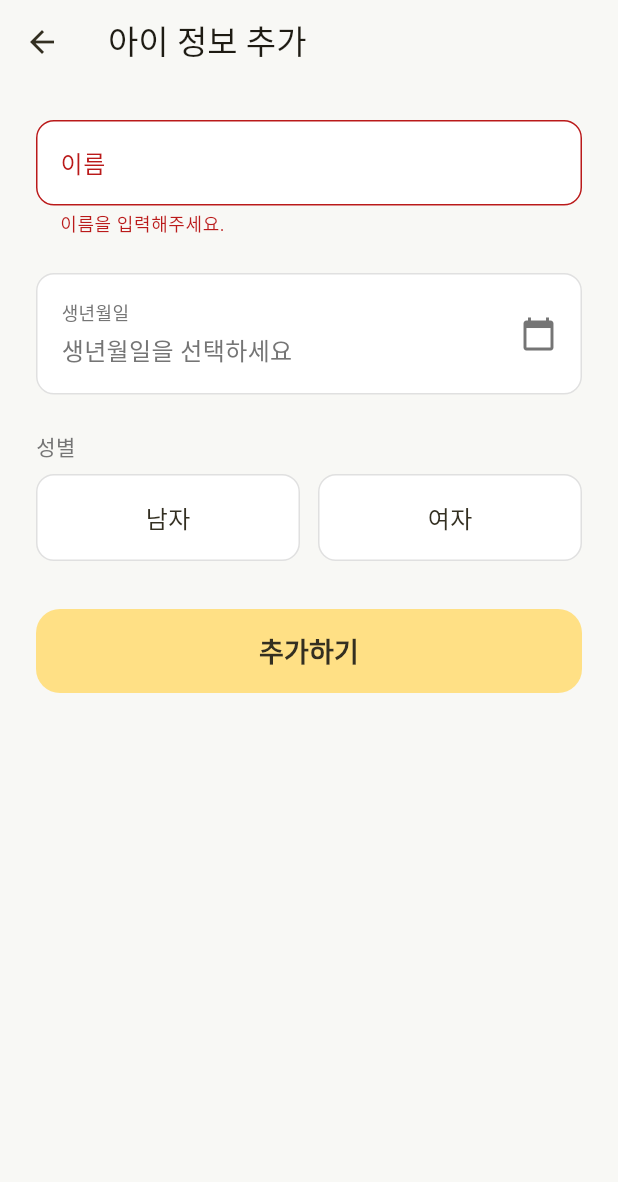
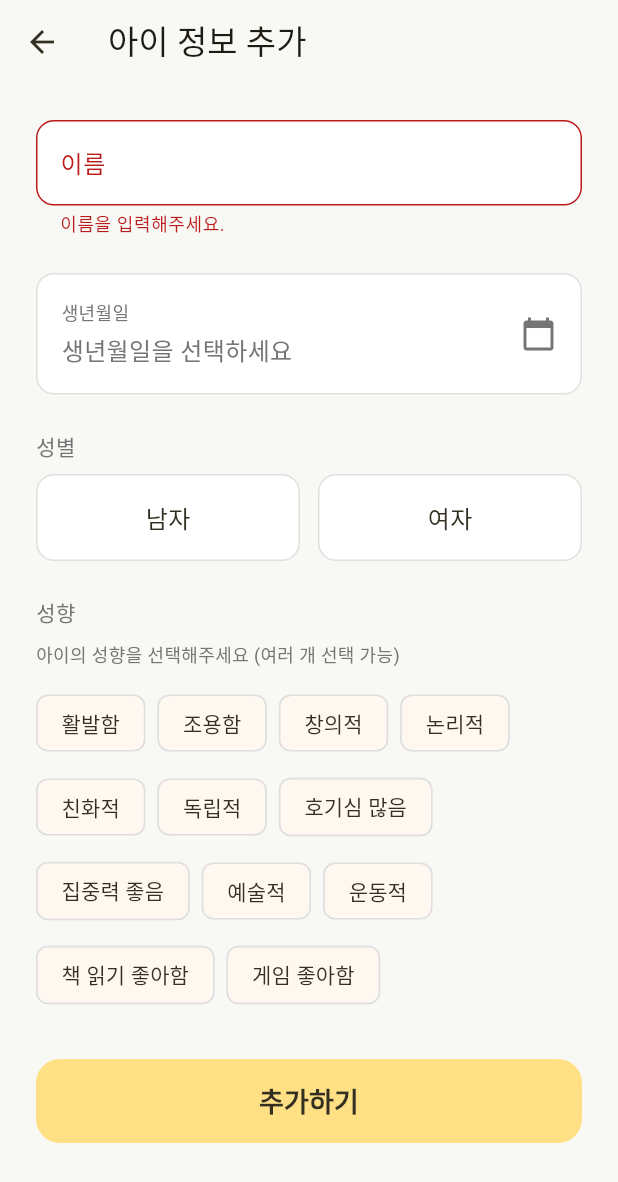
Before and after one commit to lamblion601/Shining_Moments_flutter-, a Flutter app: the ChildProfileScreen screen opened directly, after a tap on "추가하기", on a phone screen of 412 x 824 dp. Shown: the top 1182 px of the screen. Run offline on Flutter 3.47's test engine with Material 3 defaults, Android fonts, the light colour scheme and no system bars; our stand-ins replace image_picker, supabase_flutter; accounts and stored records are empty; network calls fail.

Commit message:
아이성향추가

```diff
--- a/lib/screens/children/child_profile_screen.dart
+++ b/lib/screens/children/child_profile_screen.dart
@@ -27,6 +27,25 @@
   String? _selectedGender;
   bool _isLoading = false;
 
+  // 성향 목록
+  final List<String> _availablePersonalities = [
+    '활발함',
+    '조용함',
+    '창의적',
+    '논리적',
+    '친화적',
+    '독립적',
+    '호기심 많음',
+    '집중력 좋음',
+    '예술적',
+    '운동적',
+    '책 읽기 좋아함',
+    '게임 좋아함',
+  ];
+
+  // 선택된 성향들
+  final Set<String> _selectedPersonalities = {};
+
   @override
   void initState() {
     super.initState();
@@ -35,6 +54,13 @@
       _nameController.text = widget.child!.name ?? '';
       _selectedBirthDate = widget.child!.birthDate;
       _selectedGender = widget.child!.gender;
+
+      // 기존 성향 데이터 로드
+      if (widget.child!.personality != null && widget.child!.personality!.isNotEmpty) {
+        _selectedPersonalities.addAll(
+          widget.child!.personality!.split(',').map((e) => e.trim()).where((e) => e.isNotEmpty)
+        );
+      }
     }
   }
 
@@ -120,13 +146,19 @@
     });
 
     try {
+      // 선택된 성향을 쉼표로 구분된 문자열로 변환
+      final personalityString = _selectedPersonalities.isEmpty
+          ? null
+          : _selectedPersonalities.join(', ');
+
       if (widget.child == null) {
         // 추가 모드
-        print('아이 추가 시작: ${_nameController.text}');
+        print('아이 추가 시작: ${_nameController.text}, 성향: $personalityString');
         await _childrenService.addChild(
           name: _nameController.text.trim(),
           birthDate: _selectedBirthDate!,
           gender: _selectedGender!,
+          personality: personalityString,
         );
         print('아이 추가 완료');
         if (mounted) {
@@ -140,12 +172,13 @@
         }
       } else {
         // 수정 모드
-        print('아이 정보 수정 시작: ${widget.child!.childId}');
+        print('아이 정보 수정 시작: ${widget.child!.childId}, 성향: $personalityString');
         await _childrenService.updateChild(
           childId: widget.child!.childId!,
           name: _nameController.text.trim(),
           birthDate: _selectedBirthDate,
           gender: _selectedGender,
+          personality: personalityString,
         );
         print('아이 정보 수정 완료');
         if (mounted) {
@@ -384,6 +417,90 @@
                         ),
                       ],
                     ),
+                    const SizedBox(height: 24),
+                    // 성향 선택
+                    Text(
+                      '성향',
+                      style: TextStyle(
+                        fontSize: 14,
+                        color: AppTheme.textSecondary,
+                      ),
+                    ),
+                    const SizedBox(height: 8),
+                    Text(
+                      '아이의 성향을 선택해주세요 (여러 개 선택 가능)',
+                      style: TextStyle(
+                        fontSize: 12,
+                        color: AppTheme.textSecondary,
+                      ),
+                    ),
+                    const SizedBox(height: 12),
+                    // 성향 태그들
+                    Wrap(
+                      spacing: 8,
+                      runSpacing: 8,
+                      children: _availablePersonalities.map((personality) {
+                        final isSelected = _selectedPersonalities.contains(personality);
+                        return FilterChip(
+                          label: Text(personality),
+                          selected: isSelected,
+                          onSelected: (selected) {
+                            setState(() {
+                              if (selected) {
+                                _selectedPersonalities.add(personality);
+                              } else {
+                                _selectedPersonalities.remove(personality);
+                              }
+                            });
+                            print('성향 선택 변경: $personality -> $selected, 선택된 성향: $_selectedPersonalities');
+                          },
+                          selectedColor: AppTheme.primary.withOpacity(0.3),
+                          checkmarkColor: AppTheme.primaryHover,
+                          labelStyle: TextStyle(
+                            color: isSelected ? AppTheme.primaryHover : AppTheme.textDark,
+                            fontWeight: isSelected ? FontWeight.bold : FontWeight.normal,
+                          ),
+                          side: BorderSide(
+                            color: isSelected ? AppTheme.primaryHover : Colors.grey[300]!,
+                            width: isSelected ? 2 : 1,
+                          ),
+                        );
+                      }).toList(),
+                    ),
+                    if (_selectedPersonalities.isNotEmpty) ...[
+                      const SizedBox(height: 16),
+                      Container(
+                        padding: const EdgeInsets.all(12),
+                        decoration: BoxDecoration(
+                          color: AppTheme.primary.withOpacity(0.1),
+                          borderRadius: BorderRadius.circular(12),
+                          border: Border.all(
+                            color: AppTheme.primary.withOpacity(0.3),
+                            width: 1,
+                          ),
+                        ),
+                        child: Row(
+                          children: [
+                            Icon(
+                              Icons.check_circle,
+                              color: AppTheme.primaryHover,
+                              size: 20,
+                            ),
+                            const SizedBox(width: 8),
+                            Expanded(
+                              child: Text(
+                                '선택된 성향: ${_selectedPersonalities.join(', ')}',
+                                style: TextStyle(
+                                  fontSize: 14,
+                                  color: AppTheme.textDark,
+                                  fontWeight: FontWeight.w500,
+                                ),
+                              ),
+                            ),
+                          ],
+                        ),
+                      ),
+                    ],
                     const SizedBox(height: 32),
                     // 저장 버튼
                     SizedBox(
--- a/lib/services/children_service.dart
+++ b/lib/services/children_service.dart
@@ -8,6 +8,7 @@
   final DateTime? birthDate;
   final String? gender; // 'M' 또는 'F'
   final String? profileImageUrl;
+  final String? personality; // 성향 (쉼표로 구분된 문자열 또는 JSON)
   final DateTime? createdAt;
   final DateTime? updatedAt;
 
@@ -18,6 +19,7 @@
     this.birthDate,
     this.gender,
     this.profileImageUrl,
+    this.personality,
     this.createdAt,
     this.updatedAt,
   });
@@ -76,6 +78,7 @@
       birthDate: birthDate,
       gender: json['gender']?.toString(),
       profileImageUrl: json['profile_image_url']?.toString(),
+      personality: json['personality']?.toString(),
       createdAt: json['created_at'] != null
           ? DateTime.tryParse(json['created_at'].toString())
           : null,
@@ -97,6 +100,7 @@
       if (birthDate != null) 'birth_date': birthDate!.toIso8601String().split('T')[0],
       if (gender != null) 'gender': gender,
       if (profileImageUrl != null) 'profile_image_url': profileImageUrl,
+      if (personality != null) 'personality': personality,
     };
   }
 
@@ -108,6 +112,7 @@
     DateTime? birthDate,
     String? gender,
     String? profileImageUrl,
+    String? personality,
     DateTime? createdAt,
     DateTime? updatedAt,
   }) {
@@ -118,6 +123,7 @@
       birthDate: birthDate ?? this.birthDate,
       gender: gender ?? this.gender,
       profileImageUrl: profileImageUrl ?? this.profileImageUrl,
+      personality: personality ?? this.personality,
       createdAt: createdAt ?? this.createdAt,
       updatedAt: updatedAt ?? this.updatedAt,
     );
@@ -288,9 +294,10 @@
     required DateTime birthDate,
     required String gender,
     String? profileImageUrl,
+    String? personality,
   }) async {
     try {
-      print('아이 추가 시작: name=$name, birthDate=$birthDate, gender=$gender');
+      print('아이 추가 시작: name=$name, birthDate=$birthDate, gender=$gender, personality=$personality');
       final user = _supabase.auth.currentUser;
       if (user == null) {
         print('에러: 사용자가 로그인하지 않았습니다.');
@@ -309,6 +316,7 @@
         'birth_date': birthDate.toIso8601String().split('T')[0],
         'gender': gender,
         if (profileImageUrl != null) 'profile_image_url': profileImageUrl,
+        if (personality != null && personality.isNotEmpty) 'personality': personality,
       };
 
       print('추가할 데이터: $childData');
@@ -337,6 +345,7 @@
     DateTime? birthDate,
     String? gender,
     String? profileImageUrl,
+    String? personality,
   }) async {
     try {
       print('아이 정보 수정 시작: childId=$childId');
@@ -352,6 +361,7 @@
       }
       if (gender != null) updateData['gender'] = gender;
       if (profileImageUrl != null) updateData['profile_image_url'] = profileImageUrl;
+      if (personality != null) updateData['personality'] = personality;
 
       print('수정할 데이터: $updateData');
 
```
Also changed, not shown: lib/screens/capture/capture_screen.dart (line endings or trailing spaces), pubspec.lock.
